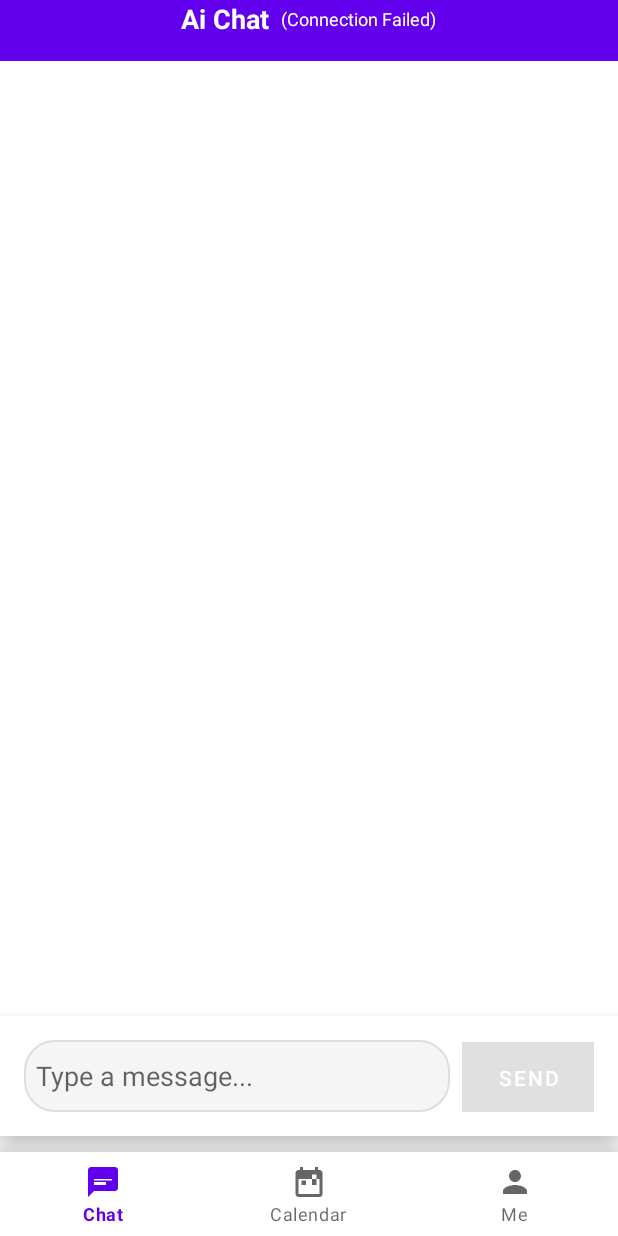
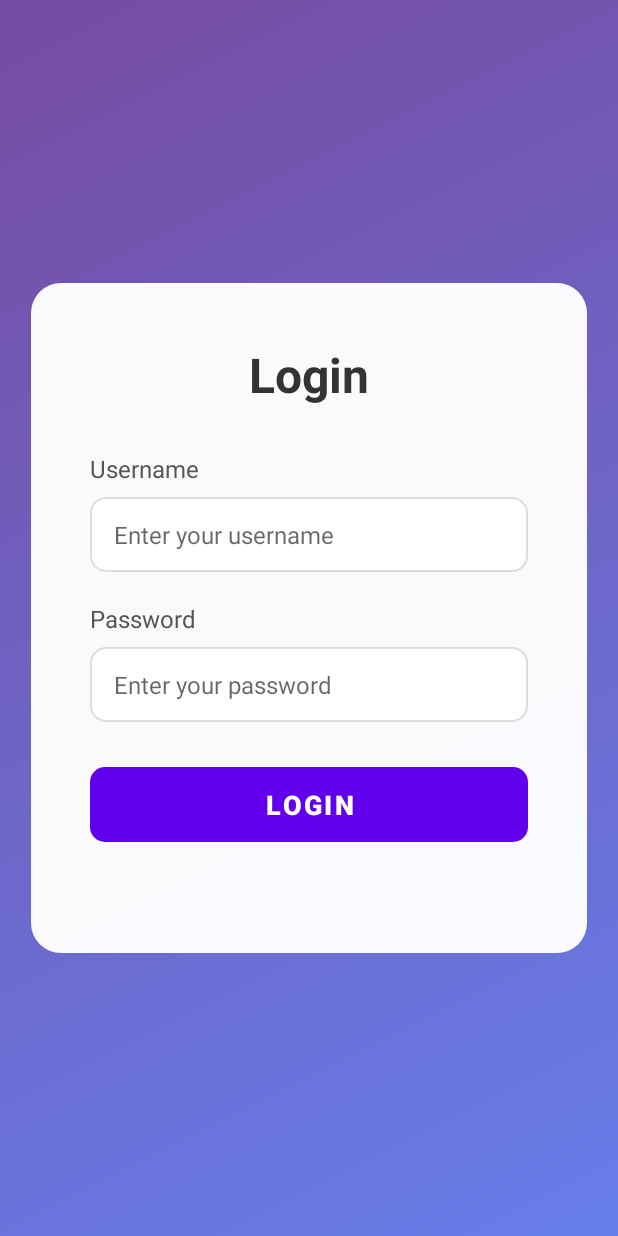
Before and after one commit to njuwelkin/assistant, an Android app: the screen it shows after launch (MainActivity before the commit, LoginActivity after it), on a phone screen of 412 x 824 dp. Run offline under Robolectric (Android 15) with nearby library versions, the phone set to English and light mode, and no system bars.

Commit message:
support login

```diff
--- /dev/null
+++ b/app/src/main/res/drawable/input_background.xml
@@ -0,0 +1,12 @@
+<?xml version="1.0" encoding="utf-8"?>
+<shape xmlns:android="http://schemas.android.com/apk/res/android"
+    android:shape="rectangle">
+    <!-- 圆角 -->
+    <corners android:radius="10dp" />
+    <!-- 边框 -->
+    <stroke
+        android:width="1dp"
+        android:color="#ddd" />
+    <!-- 背景色 -->
+    <solid android:color="#FFFFFF" />
+</shape>
--- /dev/null
+++ b/app/src/main/res/drawable/login_background.xml
@@ -0,0 +1,9 @@
+<?xml version="1.0" encoding="utf-8"?>
+<shape xmlns:android="http://schemas.android.com/apk/res/android"
+    android:shape="rectangle">
+    <!-- 渐变背景 -->
+    <gradient
+        android:startColor="#667eea"
+        android:endColor="#764ba2"
+        android:angle="135" />
+</shape>
--- /dev/null
+++ b/app/src/main/res/drawable/login_button_background.xml
@@ -0,0 +1,13 @@
+<?xml version="1.0" encoding="utf-8"?>
+<shape xmlns:android="http://schemas.android.com/apk/res/android"
+    android:shape="rectangle">
+    <!-- 圆角 -->
+    <corners android:radius="10dp" />
+    <!-- 渐变背景 -->
+    <gradient
+        android:startColor="#667eea"
+        android:endColor="#764ba2"
+        android:angle="135" />
+    <!-- 按下时的状态变化 -->
+    <ripple android:color="@android:color/white" android:radius="10dp" />
+</shape>
--- /dev/null
+++ b/app/src/main/res/drawable/login_container_background.xml
@@ -0,0 +1,12 @@
+<?xml version="1.0" encoding="utf-8"?>
+<shape xmlns:android="http://schemas.android.com/apk/res/android"
+    android:shape="rectangle">
+    <!-- 圆角 -->
+    <corners android:radius="20dp" />
+    <!-- 背景色（半透明白色） -->
+    <solid android:color="#F7FFFFFF" />
+    <!-- 阴影 -->
+    <stroke
+        android:width="1dp"
+        android:color="#00000010" />
+</shape>
--- /dev/null
+++ b/app/src/main/res/layout/activity_login.xml
@@ -0,0 +1,116 @@
+<?xml version="1.0" encoding="utf-8"?>
+<LinearLayout xmlns:android="http://schemas.android.com/apk/res/android"
+    xmlns:app="http://schemas.android.com/apk/res-auto"
+    android:layout_width="match_parent"
+    android:layout_height="match_parent"
+    android:orientation="vertical"
+    android:background="#667eea">
+
+    <!-- 渐变背景 -->
+    <androidx.constraintlayout.widget.ConstraintLayout
+        android:layout_width="match_parent"
+        android:layout_height="match_parent"
+        android:background="@drawable/login_background">
+
+        <!-- 登录容器 -->
+        <LinearLayout
+            android:layout_width="match_parent"
+            android:layout_height="wrap_content"
+            android:layout_marginHorizontal="20dp"
+            android:layout_marginVertical="40dp"
+            android:orientation="vertical"
+            android:background="@drawable/login_container_background"
+            android:padding="40dp"
+            android:elevation="20dp"
+            app:layout_constraintBottom_toBottomOf="parent"
+            app:layout_constraintEnd_toEndOf="parent"
+            app:layout_constraintStart_toStartOf="parent"
+            app:layout_constraintTop_toTopOf="parent">
+
+            <!-- 标题 -->
+            <TextView
+                android:layout_width="match_parent"
+                android:layout_height="wrap_content"
+                android:text="Login"
+                android:textColor="#333"
+                android:textSize="32sp"
+                android:textStyle="bold"
+                android:gravity="center"
+                android:layout_marginBottom="30dp" />
+
+            <!-- 用户名输入框 -->
+            <LinearLayout
+                android:layout_width="match_parent"
+                android:layout_height="wrap_content"
+                android:orientation="vertical"
+                android:layout_marginBottom="20dp">
+                <TextView
+                    android:layout_width="match_parent"
+                    android:layout_height="wrap_content"
+                    android:text="Username"
+                    android:textColor="#555"
+                    android:textSize="16sp"
+                    android:textStyle="normal"
+                    android:layout_marginBottom="8dp" />
+                <EditText
+                    android:id="@+id/username"
+                    android:layout_width="match_parent"
+                    android:layout_height="50dp"
+                    android:background="@drawable/input_background"
+                    android:paddingHorizontal="16dp"
+                    android:textSize="16sp"
+                    android:inputType="text"
+                    android:hint="Enter your username" />
+            </LinearLayout>
+
+            <!-- 密码输入框 -->
+            <LinearLayout
+                android:layout_width="match_parent"
+                android:layout_height="wrap_content"
+                android:orientation="vertical"
+                android:layout_marginBottom="30dp">
+                <TextView
+                    android:layout_width="match_parent"
+                    android:layout_height="wrap_content"
+                    android:text="Password"
+                    android:textColor="#555"
+                    android:textSize="16sp"
+                    android:textStyle="normal"
+                    android:layout_marginBottom="8dp" />
+                <EditText
+                    android:id="@+id/password"
+                    android:layout_width="match_parent"
+                    android:layout_height="50dp"
+                    android:background="@drawable/input_background"
+                    android:paddingHorizontal="16dp"
+                    android:textSize="16sp"
+                    android:inputType="textPassword"
+                    android:hint="Enter your password" />
+            </LinearLayout>
+
+            <!-- 登录按钮 -->
+            <Button
+                android:id="@+id/loginButton"
+                android:layout_width="match_parent"
+                android:layout_height="50dp"
+                android:text="Login"
+                android:textColor="#FFFFFF"
+                android:textSize="18sp"
+                android:textStyle="bold"
+                android:background="@drawable/login_button_background"
+                android:elevation="5dp"
+                android:layout_marginBottom="15dp" />
+
+            <!-- 错误消息 -->
+            <TextView
+                android:id="@+id/errorMessage"
+                android:layout_width="match_parent"
+                android:layout_height="wrap_content"
+                android:textColor="#e53e3e"
+                android:textSize="14sp"
+                android:gravity="center"
+                android:text="" />
+        </LinearLayout>
+
+    </androidx.constraintlayout.widget.ConstraintLayout>
+</LinearLayout>
```
Also changed, not shown: app/src/main/AndroidManifest.xml (+8 -1 lines), app/src/main/java/com/example/assistant/AssistantApplication.java (added, +26 -0 lines), app/src/main/java/com/example/assistant/LoginActivity.java (added, +201 -0 lines), app/src/main/java/com/example/assistant/MainActivity.java (+13 -0 lines), app/src/main/java/com/example/assistant/ui/chat/ChatViewModel.java (+35 -5 lines), app/src/main/java/com/example/assistant/ui/notifications/MeFragment.java (+21 -16 lines), app/src/main/java/com/example/assistant/util/AuthManager.java (added, +54 -0 lines), app/src/main/res/layout/fragment_me.xml (+19 -6 lines), 3 other files.
